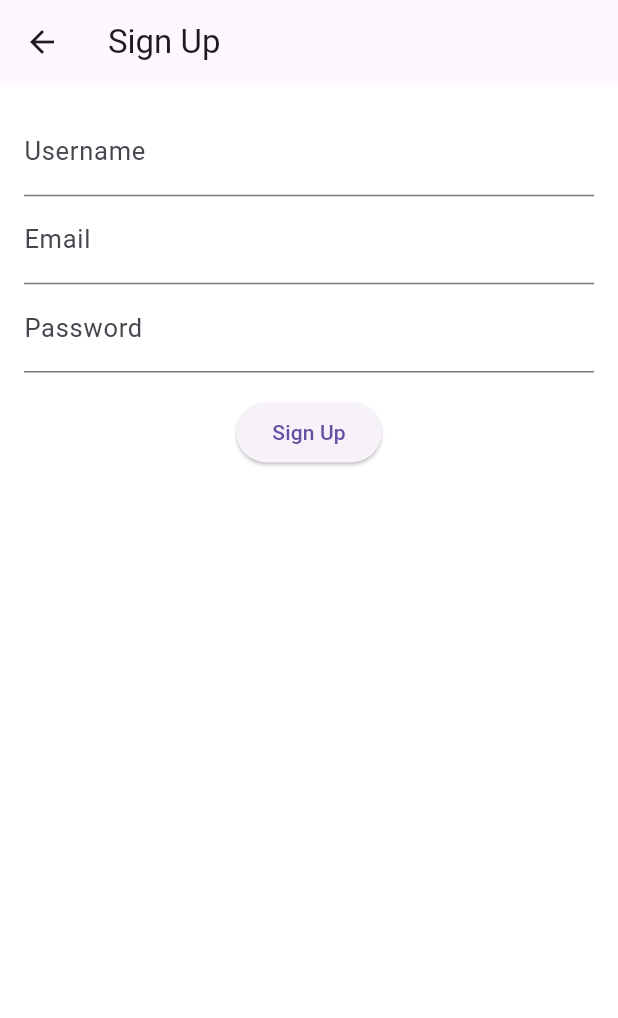
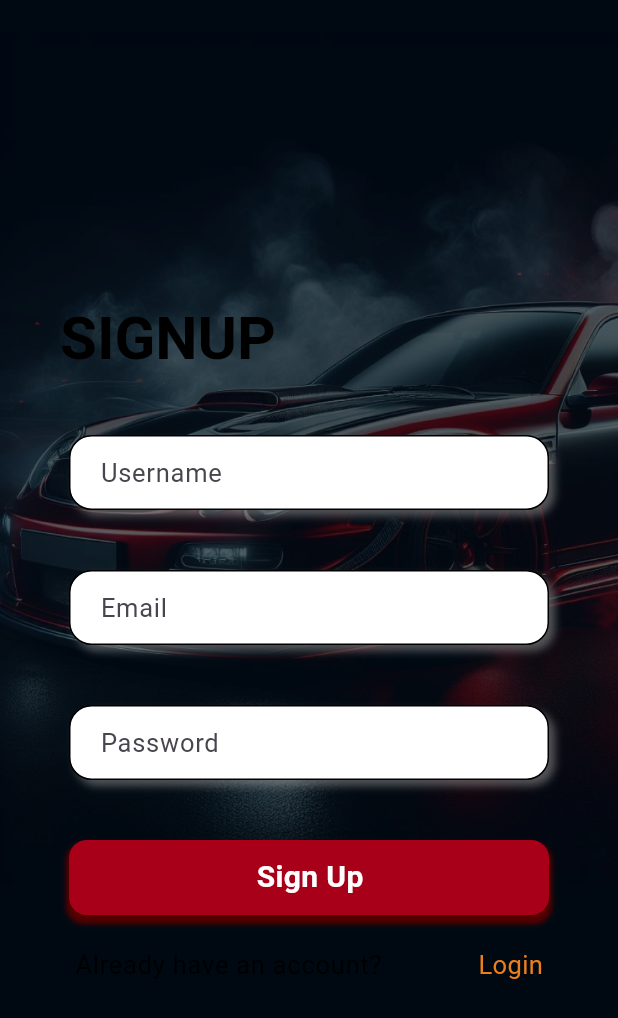
Before and after one commit to smokinthunder/motordoc, a Flutter app: the screen it shows after launch, after a tap on "Sign Up", on a phone screen of 412 x 824 dp. Shown: the top 1018 px of the screen. Run offline on Flutter 3.47's test engine with Material 3 defaults, Android fonts, the light colour scheme and no system bars; our stand-ins replace firebase_auth, firebase_core; accounts and stored records are empty; network calls fail.

Commit message:
Added the theme of login page into signup page

```diff
--- a/lib/login_page.dart
+++ b/lib/Screens/login_page.dart
@@ -1,8 +1,7 @@
-// ignore_for_file: avoid_print
-
 import 'package:flutter/material.dart';
 import 'package:firebase_auth/firebase_auth.dart';
-import 'package:flutter/widgets.dart';
+
+import '../Widgets/login_text_box.dart';
 
 class LoginPage extends StatefulWidget {
   const LoginPage({super.key});
@@ -12,7 +11,6 @@ class LoginPage extends StatefulWidget {
 }
 
 class _LoginPageState extends State<LoginPage> {
-  bool showPassword = false;
   String email = '';
   String password = '';
   @override
@@ -20,7 +18,7 @@ class _LoginPageState extends State<LoginPage> {
     return Scaffold(
       body: Stack(
         children: [
-          Container(
+          SizedBox(
             height: double.infinity,
             width: double.infinity,
             child: Image.asset(
@@ -47,84 +45,17 @@ class _LoginPageState extends State<LoginPage> {
                         ),
                       ],
                     ),
-                    Container(
-                      height: 50,
-                      width: 320,
-                      padding: const EdgeInsets.only(left: 20),
-                      margin: const EdgeInsets.all(20),
-                      decoration: BoxDecoration(
-                          color: Colors.white,
-                          borderRadius: BorderRadius.circular(15),
-                          border: Border.all(
-                            color: Colors.black,
-                          ),
-                          boxShadow: [
-                            BoxShadow(
-                              color: Colors.grey.withOpacity(0.5),
-                              blurRadius: 4,
-                              offset: const Offset(4, 4),
-                            ),
-                          ]),
-                      child: TextField(
-                        onChanged: (value) {
+                    const SizedBox(height: 20),
+                    LoginTextBox(
+                        hintText: 'Email',
+                        whenChanged: (value) {
                           email = value;
-                        },
-                        style: const TextStyle(
-                          color: Colors.black,
-                        ),
-                        decoration: const InputDecoration(
-                          border: InputBorder.none,
-                          hintText: 'Email',
-                        ),
-                      ),
-                    ),
-                    Container(
-                      height: 50,
-                      width: 320,
-                      padding: const EdgeInsets.only(left: 20),
-                      decoration: BoxDecoration(
-                        borderRadius: BorderRadius.circular(15),
-                        border: Border.all(
-                          color: Colors.black,
-                        ),
-                        color: Colors.white,
-                        boxShadow: [
-                          BoxShadow(
-                            color: Colors.grey.withOpacity(0.5),
-                            blurRadius: 4,
-                            offset: const Offset(4, 4),
-                          ),
-                        ],
-                      ),
-                      child: TextField(
-                        onChanged: (value) {
+                        }),
+                    LoginTextBox(
+                        hintText: 'Password',
+                        whenChanged: (value) {
                           password = value;
-                        },
-                        obscureText: showPassword,
-                        style: const TextStyle(
-                          color: Colors.black,
-                        ),
-                        decoration: InputDecoration(
-                          border: InputBorder.none,
-                          hintText: 'Password',
-                          suffixIcon: InkWell(
-                            child: Icon(showPassword
-                                ? Icons.visibility
-                                : Icons.visibility_off),
-                            onTap: () {
-                              setState(() {
-                                showPassword = !showPassword;
-                              });
-                            },
-                          ),
-                        ),
-                      ),
-                    ),
-                    // TextBox(
-                    //     hintText: 'username',
-                    //     onChanged: (value) {
-                    //       email = value;
-                    //     }),
+                        }),
                     Container(
                       margin: const EdgeInsets.only(top: 15, right: 50),
                       alignment: Alignment.centerRight,
@@ -161,7 +92,7 @@ class _LoginPageState extends State<LoginPage> {
                             color: const Color(0xFFA70018),
                             boxShadow: const [
                               BoxShadow(
-                                blurRadius:2,
+                                blurRadius: 2,
                                 color: Color(0xFF540000),
                                 offset: Offset(0, 4),
                                 spreadRadius: 2,
@@ -234,65 +165,3 @@ Future<User?> signInWithEmailAndPassword(String email, String password) async {
     return null;
   }
 }
-
-// class TextBox extends StatefulWidget {
-//   final String hintText;
-//   final Function onChanged;
-//   final bool ifpassword = false;
-//   bool showPassword = false;
-//   TextBox({
-//     super.key,
-//     required this.hintText,
-//     required this.onChanged,
-//   });
-
-//   @override
-//   State<TextBox> createState() => _TextBoxState();
-// }
-
-// class _TextBoxState extends State<TextBox> {
-//   @override
-//   Widget build(BuildContext context) {
-//     return Container(
-//       height: 50,
-//       width: 320,
-//       padding: const EdgeInsets.only(left: 20),
-//       margin: const EdgeInsets.all(20),
-//       decoration: BoxDecoration(
-//           color: Colors.white,
-//           borderRadius: BorderRadius.circular(15),
-//           border: Border.all(
-//             color: Colors.black,
-//           ),
-//           boxShadow: [
-//             BoxShadow(
-//               color: Colors.grey.withOpacity(0.5),
-//               blurRadius: 4,
-//               offset: const Offset(4, 4),
-//             ),
-//           ]),
-//       child: TextField(
-//         onChanged: widget.onChanged(),
-//         style: const TextStyle(
-//           color: Colors.black,
-//         ),
-//         decoration: InputDecoration(
-//           border: InputBorder.none,
-//           hintText: widget.hintText,
-//           suffixIcon: widget.ifpassword
-//               ? InkWell(
-//                   child: Icon(widget.showPassword
-//                       ? Icons.visibility
-//                       : Icons.visibility_off),
-//                   onTap: () {
-//                     setState(() {
-//                       widget.showPassword = !widget.showPassword;
-//                     });
-//                   },
-//                 )
-//               : null,
-//         ),
-//       ),
-//     );
-//   }
-// }
--- /dev/null
+++ b/lib/Screens/signup_page.dart
@@ -0,0 +1,174 @@
+// ignore_for_file: avoid_print
+
+import 'package:flutter/material.dart';
+import 'package:firebase_auth/firebase_auth.dart';
+
+import '../Widgets/login_text_box.dart';
+
+class SignupPage extends StatefulWidget {
+  const SignupPage({super.key});
+
+  @override
+  State<SignupPage> createState() => _SignupPageState();
+}
+
+class _SignupPageState extends State<SignupPage> {
+  final FirebaseAuth _auth = FirebaseAuth.instance;
+
+  String email = '';
+  String password = '';
+  String username = '';
+
+  @override
+  Widget build(BuildContext context) {
+    return Scaffold(
+      body: Stack(
+        children: [
+          SizedBox(
+            height: double.infinity,
+            width: double.infinity,
+            child: Image.asset(
+              'assets/login/login_background.png',
+              fit: BoxFit.cover,
+            ),
+          ),
+          Center(
+            child: ListView(
+              children: [
+                Column(
+                  children: [
+                    const SizedBox(height: 200),
+
+                    // Image.asset('assets/login/logo.png'),
+                    Row(
+                      children: [
+                        const SizedBox(
+                          width: 40,
+                        ),
+                        Text(
+                          "SIGNUP",
+                          style: Theme.of(context).textTheme.headlineLarge,
+                        ),
+                      ],
+                    ),
+                    const SizedBox(height: 20),
+                    LoginTextBox(
+                        hintText: 'Username',
+                        whenChanged: (value) {
+                          username = value;
+                        }),
+                    LoginTextBox(
+                        hintText: 'Email',
+                        whenChanged: (value) {
+                          email = value;
+                        }),
+                    LoginTextBox(
+                        hintText: 'Password',
+                        whenChanged: (value) {
+                          password = value;
+                        }),
+
+                    InkWell(
+                      onTap: () {
+                        _signup().then((user) {
+                          if (user != null) {
+                            user.updateDisplayName(username);
+                            ScaffoldMessenger.of(context).showSnackBar(
+                              const SnackBar(
+                                content: Text('Sign up successful'),
+                              ),
+                            );
+                            Navigator.pushNamed(context, '/home');
+                          } else {
+                            ScaffoldMessenger.of(context).showSnackBar(
+                              const SnackBar(
+                                content: Text('Sign up failed'),
+                              ),
+                            );
+                          }
+                        });
+                      },
+                      child: Container(
+                        height: 50,
+                        width: 320,
+                        margin: const EdgeInsets.only(top: 20),
+                        padding: const EdgeInsets.only(
+                          left: 125,
+                          top: 10,
+                        ),
+                        decoration: BoxDecoration(
+                            borderRadius: BorderRadius.circular(12),
+                            color: const Color(0xFFA70018),
+                            boxShadow: const [
+                              BoxShadow(
+                                blurRadius: 2,
+                                color: Color(0xFF540000),
+                                offset: Offset(0, 4),
+                                spreadRadius: 2,
+                              )
+                            ]),
+                        child: const Text(
+                          "Sign Up",
+                          style: TextStyle(
+                              color: Colors.white,
+                              fontSize: 20,
+                              fontWeight: FontWeight.bold),
+                        ),
+                      ),
+                    ),
+                    Container(
+                      margin: const EdgeInsets.only(top: 20),
+                      child: Padding(
+                        padding: const EdgeInsets.only(
+                          left: 50,
+                          right: 50,
+                        ),
+                        child: Row(
+                          mainAxisAlignment: MainAxisAlignment.spaceBetween,
+                          children: [
+                            Text(
+                              "Already have an account?",
+                              style: Theme.of(context).textTheme.bodyLarge,
+                            ),
+                            InkWell(
+                              onTap: () {
+                                Navigator.pushNamed(context, '/login');
+                              },
+                              child: const Text(
+                                "Login",
+                                style: TextStyle(
+                                  color: Color(0xFFEC7F1B),
+                                  fontSize: 17,
+                                ),
+                              ),
+                            ),
+                          ],
+                        ),
+                      ),
+                    ),
+                  ],
+                ),
+              ],
+            ),
+          ),
+        ],
+      ),
+    );
+  }
+
+  Future<User?> _signup() async {
+    try {
+      UserCredential userCredential =
+          await _auth.createUserWithEmailAndPassword(
+        email: email,
+        password: password,
+      );
+      return userCredential.user;
+      // Additional logic after successful signup
+    } catch (e) {
+      // Handle signup errors
+      print(e.toString());
+      return null;
+    }
+  }
+}
--- /dev/null
+++ b/lib/Widgets/login_text_box.dart
@@ -0,0 +1,64 @@
+import 'package:flutter/material.dart';
+
+class LoginTextBox extends StatefulWidget {
+  final String hintText;
+  void Function(String) whenChanged;
+  final bool ifpassword;
+  bool showPassword = false;
+  LoginTextBox({
+    super.key,
+    required this.hintText,
+    required this.whenChanged,
+    this.ifpassword = false,
+  });
+
+  @override
+  State<LoginTextBox> createState() => _LoginTextBoxState();
+}
+
+class _LoginTextBoxState extends State<LoginTextBox> {
+  @override
+  Widget build(BuildContext context) {
+    return Container(
+      height: 50,
+      width: 320,
+      padding: const EdgeInsets.only(left: 20),
+      margin: const EdgeInsets.all(20),
+      decoration: BoxDecoration(
+          color: Colors.white,
+          borderRadius: BorderRadius.circular(15),
+          border: Border.all(
+            color: Colors.black,
+          ),
+          boxShadow: [
+            BoxShadow(
+              color: Colors.grey.withOpacity(0.5),
+              blurRadius: 4,
+              offset: const Offset(4, 4),
+            ),
+          ]),
+      child: TextField(
+        onChanged: (value) => widget.whenChanged(value),
+        style: const TextStyle(
+          color: Colors.black,
+        ),
+        decoration: InputDecoration(
+          border: InputBorder.none,
+          hintText: widget.hintText,
+          suffixIcon: widget.ifpassword
+              ? InkWell(
+                  child: Icon(widget.showPassword
+                      ? Icons.visibility
+                      : Icons.visibility_off),
+                  onTap: () {
+                    setState(() {
+                      widget.showPassword = !widget.showPassword;
+                    });
+                  },
+                )
+              : null,
+        ),
+      ),
+    );
+  }
+}
--- a/lib/signup_page.dart
+++ /dev/null
@@ -1,94 +0,0 @@
-// ignore_for_file: avoid_print
-
-import 'package:flutter/material.dart';
-import 'package:firebase_auth/firebase_auth.dart';
-
-class SignupPage extends StatefulWidget {
-  const SignupPage({super.key});
-
-  @override
-  State<SignupPage> createState() => _SignupPageState();
-}
-
-class _SignupPageState extends State<SignupPage> {
-  final FirebaseAuth _auth = FirebaseAuth.instance;
-
-  final TextEditingController _usernameController = TextEditingController();
-
-  final TextEditingController _emailController = TextEditingController();
-
-  final TextEditingController _passwordController = TextEditingController();
-
-  @override
-  Widget build(BuildContext context) {
-    return Scaffold(
-      appBar: AppBar(
-        title: const Text('Sign Up'),
-      ),
-      body: Padding(
-        padding: const EdgeInsets.all(16.0),
-        child: Column(
-          children: [
-            TextField(
-              controller: _usernameController,
-              decoration: const InputDecoration(
-                labelText: 'Username',
-              ),
-            ),
-            TextField(
-              controller: _emailController,
-              decoration: const InputDecoration(
-                labelText: 'Email',
-              ),
-            ),
-            TextField(
-              controller: _passwordController,
-              decoration: const InputDecoration(
-                labelText: 'Password',
-              ),
-              obscureText: true,
-            ),
-            const SizedBox(height: 16.0),
-            ElevatedButton(
-              onPressed: () {
-                _signup().then((user) {
-                  if (user != null) {
-                    ScaffoldMessenger.of(context).showSnackBar(
-                      const SnackBar(
-                        content: Text('Sign up successful'),
-                      ),
-                    );
-                    Navigator.pushNamed(context, '/home');
-                  } else {
-                    ScaffoldMessenger.of(context).showSnackBar(
-                      const SnackBar(
-                        content: Text('Sign up failed'),
-                      ),
-                    );
-                  }
-                });
-              },
-              child: const Text('Sign Up'),
-            ),
-          ],
-        ),
-      ),
-    );
-  }
-
-  Future<User?> _signup() async {
-    try {
-      UserCredential userCredential =
-          await _auth.createUserWithEmailAndPassword(
-        email: _emailController.text,
-        password: _passwordController.text,
-      );
-      return userCredential.user;
-      // Additional logic after successful signup
-    } catch (e) {
-      // Handle signup errors
-      print(e.toString());
-      return null;
-    }
-  }
-}
```
Also changed, not shown: lib/Screens/home_page.dart (renamed from lib/home_page.dart, +9 -3 lines), lib/_signup_page.dart (deleted, +0 -112 lines), lib/main.dart (+5 -5 lines), lib/Firebase/firebase_options.dart (renamed from lib/firebase_options.dart), lib/themes/themes.dart (renamed from lib/themes.dart), 2 other files.
